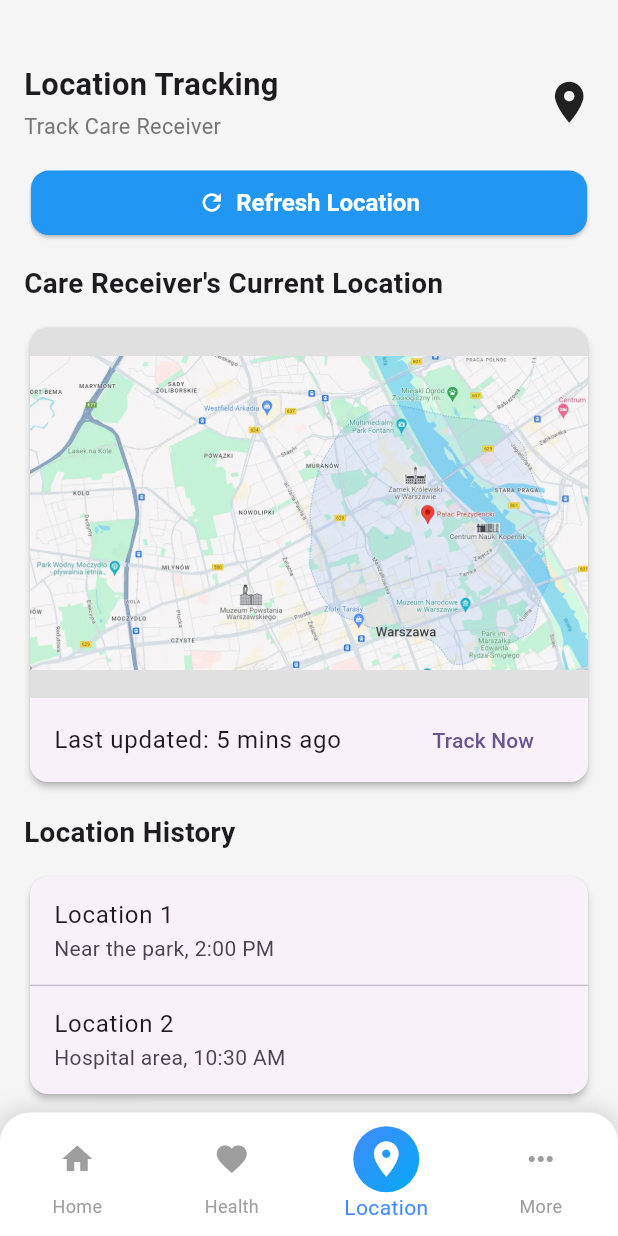
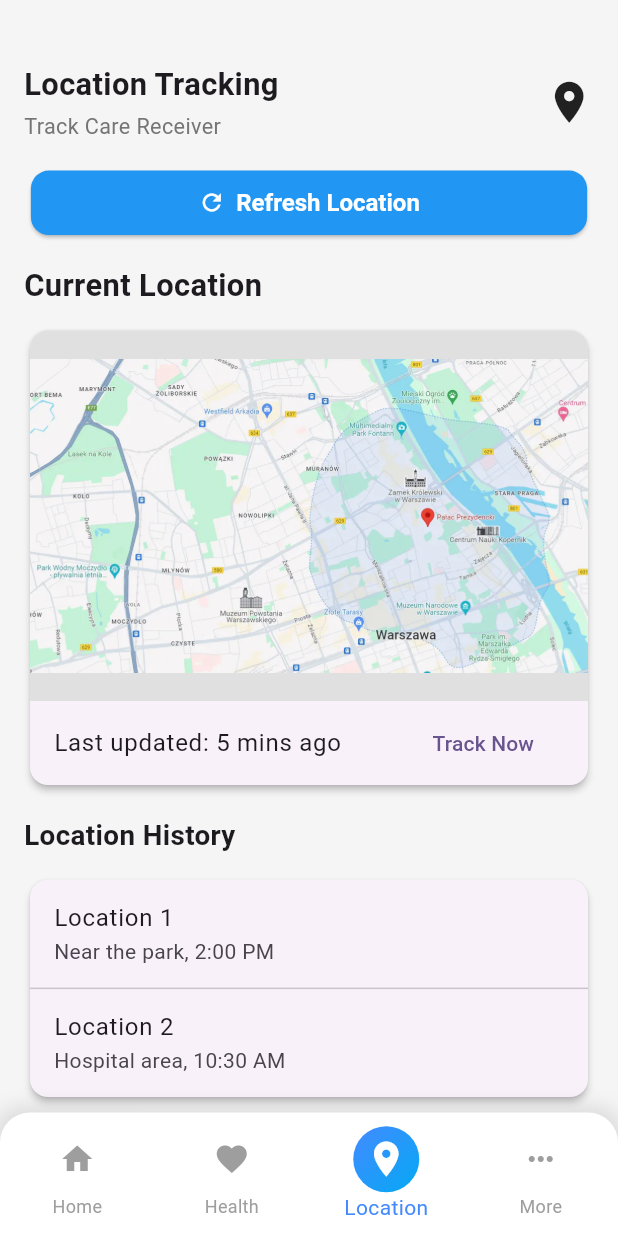
Before and after one commit to kartikkumarofficial/ElderCare, a Flutter app: the screen it shows after launch, item 3 of the bottom bar chosen, on a phone screen of 412 x 824 dp. Run offline on Flutter 3.47's test engine with Material 3 defaults, Android fonts, the phone set to English and light mode, and no system bars.

Commit message:
location tracking screen

```diff
--- a/lib/Screens/Location.dart
+++ b/lib/Screens/Location.dart
@@ -73,9 +73,9 @@ class LocationTrackingScreen extends StatelessWidget {
 
               // Map Placeholder Section
               Text(
-                "Care Receiver's Current Location",
+                "Current Location",
                 style: TextStyle(
-                  fontSize: srcWidth * 0.045,
+                  fontSize: srcWidth * 0.05,
                   fontWeight: FontWeight.bold,
                 ),
               ),
@@ -101,7 +101,7 @@ class LocationTrackingScreen extends StatelessWidget {
                       title: Text("Last updated: 5 mins ago"),
                       trailing: TextButton(
                         onPressed: () {},
-                        child: Text("Track Now"),
+                        child: Text("Track Now",),
                       ),
                     ),
                   ],
```
